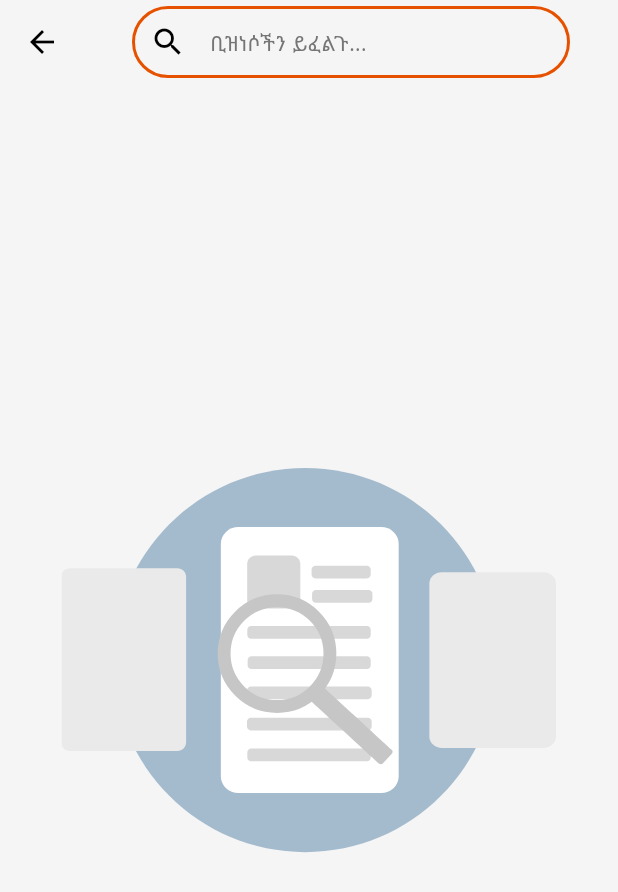
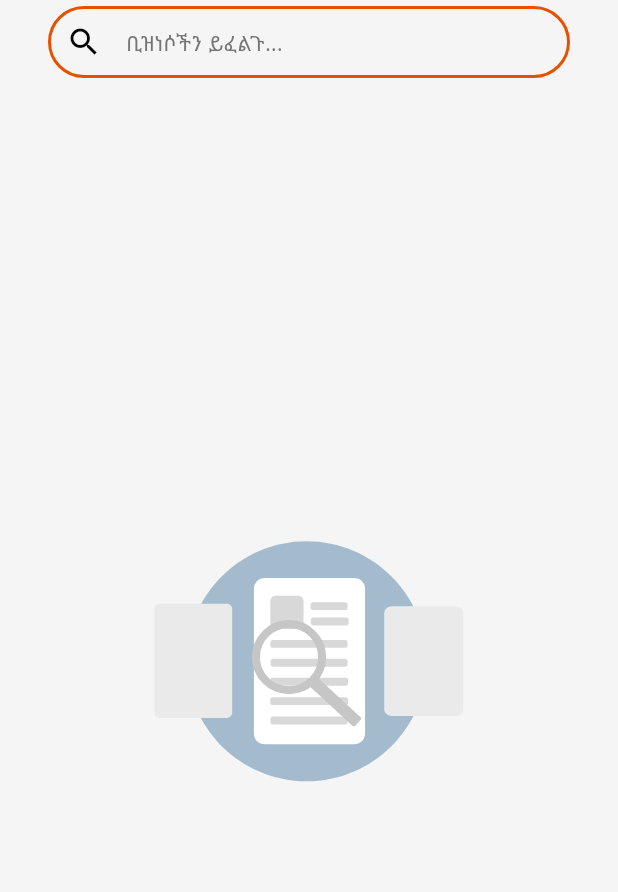
Before and after one commit to abel3ri/Spot-Local, a Flutter app: the SearchView screen opened by its route, on a phone screen of 412 x 824 dp. Shown: the top 892 px of the screen. Run offline on Flutter 3.47's test engine with Material 3 defaults, Android fonts, the phone set to English and light mode, and no system bars; our stand-ins replace anim_search_bar, animate_do, carousel_slider, flutter_dotenv, flutter_image_compress, flutter_map and 16 more; missing offline and left inert: chapa_unofficial; accounts and stored records are empty; statements that could not run were skipped.

Commit message:
feat: improve search module

```diff
--- a/lib/app/modules/search/views/search_view.dart
+++ b/lib/app/modules/search/views/search_view.dart
@@ -1,8 +1,8 @@
 import 'package:business_dir/app/controllers/location_controller.dart';
 import 'package:business_dir/app/modules/search/views/widgets/search_input.dart';
 import 'package:business_dir/app/widgets/r_business_container.dart';
-import 'package:business_dir/app/widgets/r_info.dart';
 import 'package:business_dir/app/widgets/r_linear_indicator.dart';
+import 'package:business_dir/app/widgets/r_not_found.dart';
 import 'package:business_dir/app/widgets/shimmers/business_shimmer_grid.dart';
 import 'package:flutter/material.dart' hide SearchController;
 import 'package:flutter_staggered_grid_view/flutter_staggered_grid_view.dart';
@@ -13,63 +13,57 @@ import 'package:lottie/lottie.dart';
 import '../controllers/search_controller.dart';
 
 class SearchView extends GetView<SearchController> {
-  SearchView({super.key});
+  const SearchView({super.key});
   @override
   Widget build(BuildContext context) {
     return Scaffold(
       appBar: AppBar(
-        title: SearchInput(),
+        automaticallyImplyLeading: false,
+        title: const SearchInput(),
         bottom: PreferredSize(
-          preferredSize: Size.fromHeight(4),
+          preferredSize: const Size.fromHeight(4),
           child: Obx(
             () => Get.find<LocationController>().isLoading.isTrue
-                ? RLinearIndicator()
-                : SizedBox(),
+                ? const RLinearIndicator()
+                : const SizedBox(),
           ),
         ),
       ),
       body: Padding(
-        padding: EdgeInsets.all(8),
+        padding: const EdgeInsets.all(8),
         child: Obx(
           () {
             if (controller.isLoading.isTrue) {
-              return BusinessShimmerGrid();
+              return const BusinessShimmerGrid();
             }
-
             if (controller.searchInputController.value.text.isEmpty &&
                 controller.animateSearchLottie.isTrue) {
               return Center(
                 child: Lottie.asset(
-                  width: Get.width * 0.8,
-                  height: Get.height * 0.4,
+                  width: Get.width * 0.5,
                   fit: BoxFit.cover,
                   repeat: controller.animateSearchLottie.value,
                   "assets/lotties/search.json",
                 ),
               );
             }
-
             if (controller.searchInputController.value.text.isNotEmpty &&
                 controller.searchResults.value.isEmpty) {
-              return RInfo(
-                message: "No business found!",
-                imagePath: "assets/utils/not_found.svg",
-              );
+              return const RNotFound(label: "No Business Found!");
             }
-
             return MasonryGridView.builder(
-              physics: BouncingScrollPhysics(),
+              physics: const BouncingScrollPhysics(),
               shrinkWrap: true,
               itemCount: controller.searchResults.value.length,
               mainAxisSpacing: 8,
               crossAxisSpacing: 8,
-              gridDelegate: SliverSimpleGridDelegateWithFixedCrossAxisCount(
+              gridDelegate:
+                  const SliverSimpleGridDelegateWithFixedCrossAxisCount(
                 crossAxisCount: 2,
               ),
               itemBuilder: (context, index) {
                 final business = controller.searchResults.value[index];
                 return RBusinessContainer(
-                  tag: "s${business.name}",
                   business: business,
                 );
               },
--- a/lib/app/modules/search/views/widgets/search_input.dart
+++ b/lib/app/modules/search/views/widgets/search_input.dart
@@ -3,7 +3,7 @@ import 'package:flutter/material.dart' hide SearchController;
 import 'package:get/get.dart';
 
 class SearchInput extends GetView<SearchController> {
-  SearchInput({
+  const SearchInput({
     super.key,
   });
 
@@ -14,13 +14,13 @@ class SearchInput extends GetView<SearchController> {
       child: TextField(
         controller: controller.searchInputController,
         decoration: InputDecoration(
-          prefixIcon: Icon(Icons.search),
-          contentPadding: EdgeInsets.symmetric(
+          prefixIcon: const Icon(Icons.search),
+          contentPadding: const EdgeInsets.symmetric(
             horizontal: 12,
             vertical: 12,
           ),
           hintText: "searchBusiness".tr,
-          hintStyle: Get.textTheme.bodyMedium!.copyWith(
+          hintStyle: context.textTheme.bodyMedium!.copyWith(
             color: Colors.grey.shade600,
           ),
           border: OutlineInputBorder(
@@ -47,8 +47,8 @@ class SearchInput extends GetView<SearchController> {
           filled: true,
         ),
         textInputAction: TextInputAction.search,
-        onChanged: (value) {
-          controller.searchBusiness(query: value);
+        onChanged: (value) async {
+          await controller.searchBusiness(query: value);
         },
       ),
     );
```
Also changed, not shown: lib/app/modules/search/controllers/search_controller.dart (+23 -8 lines).
